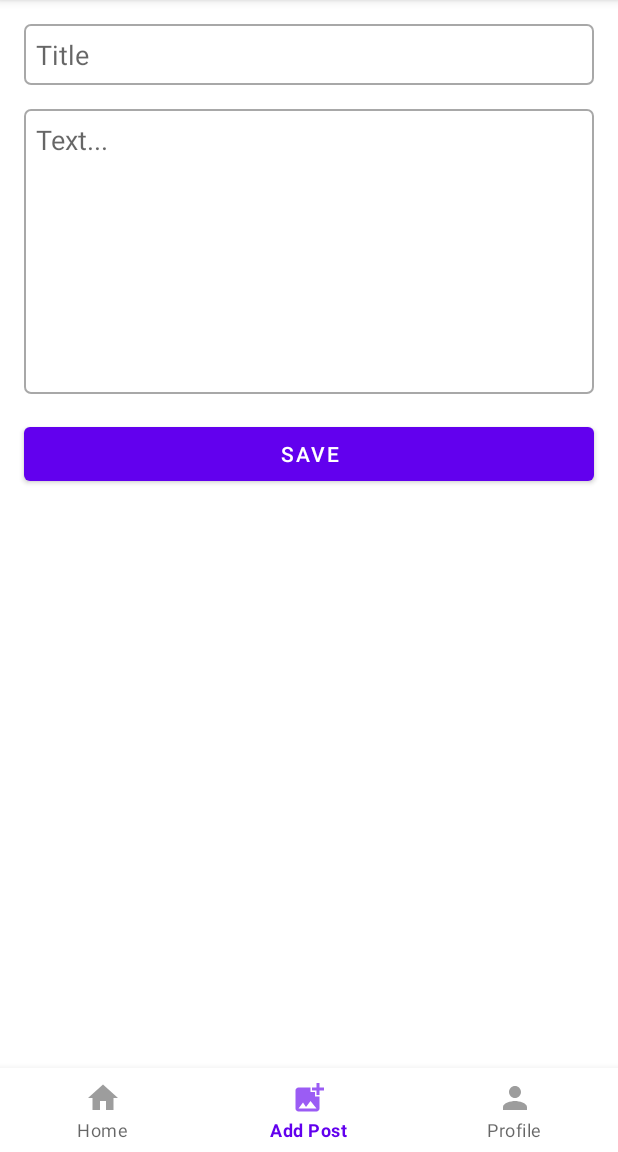
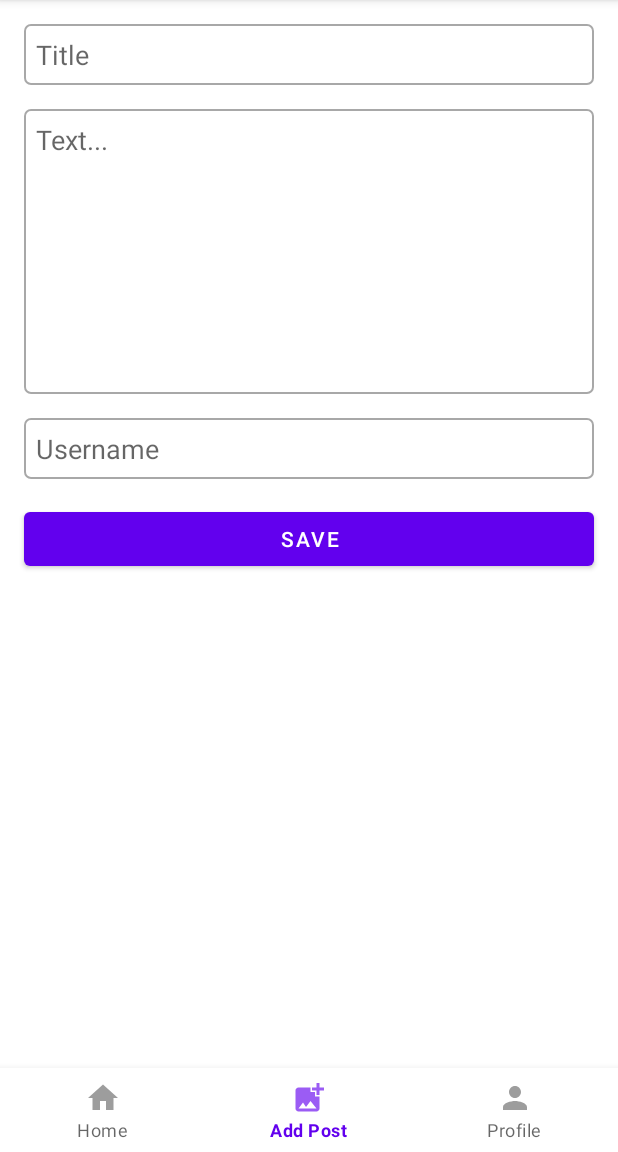
Before and after one commit to adilbaev-ruslan/SotcialNetwork, an Android app: the screen it shows after launch once a user with an empty profile is signed in (MainActivity), item 2 of the bottom bar chosen, on a phone screen of 412 x 824 dp, the part 84-1236 px from its top. Run offline under Robolectric (Android 15) with nearby library versions, the phone set to English and light mode, and no system bars; our stand-ins replace Firebase (no records; nobody signed in at launch, a user with empty details on screens opened directly); 1 statement that could not run was skipped.

Commit message:
add username post

```diff
--- a/app/src/main/res/layout/fragment_post_add.xml
+++ b/app/src/main/res/layout/fragment_post_add.xml
@@ -36,6 +36,21 @@
         android:layout_marginStart="16dp"
         android:layout_marginEnd="16dp" />
 
+    <EditText
+        android:id="@+id/etUsername2"
+        android:layout_width="0dp"
+        android:layout_height="wrap_content"
+        android:hint="@string/username"
+        android:background="@drawable/border"
+        android:enabled="false"
+        app:layout_constraintTop_toBottomOf="@id/etText"
+        app:layout_constraintEnd_toEndOf="parent"
+        app:layout_constraintStart_toStartOf="parent"
+        android:padding="8dp"
+        android:layout_marginTop="16dp"
+        android:layout_marginStart="16dp"
+        android:layout_marginEnd="16dp"/>
+
     <Button
         android:id="@+id/postSaveButton"
         android:layout_width="0dp"
@@ -43,7 +58,7 @@
         android:text="@string/save"
         app:layout_constraintStart_toStartOf="parent"
         app:layout_constraintEnd_toEndOf="parent"
-        app:layout_constraintTop_toBottomOf="@id/etText"
+        app:layout_constraintTop_toBottomOf="@id/etUsername2"
         android:layout_marginTop="16dp"
         android:layout_marginStart="16dp"
         android:layout_marginEnd="16dp"/>
--- a/app/src/main/res/values/strings.xml
+++ b/app/src/main/res/values/strings.xml
@@ -15,4 +15,5 @@
     <string name="title">Title</string>
     <string name="text...">Text</string>
     <string name="text">Text...</string>
+    <string name="username">Username</string>
 </resources>
```
Also changed, not shown: app/src/main/java/com/example/socialnetwork/ui/add/AddPostFragment.kt (+11 -10 lines).
